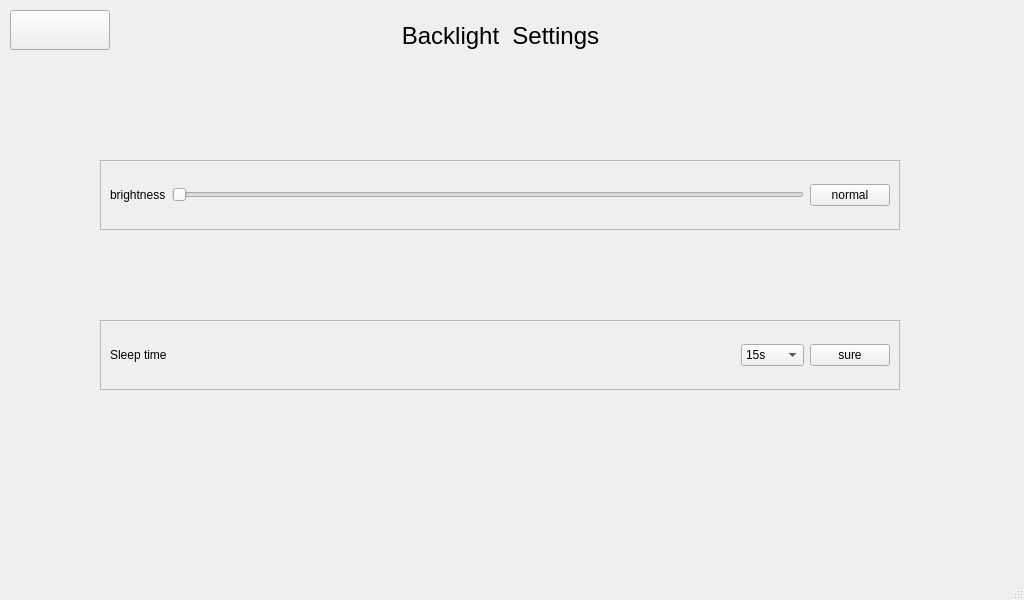
Old version of the form qt/t507/backlight.ui in the repository jizizihe/baijie_demo.
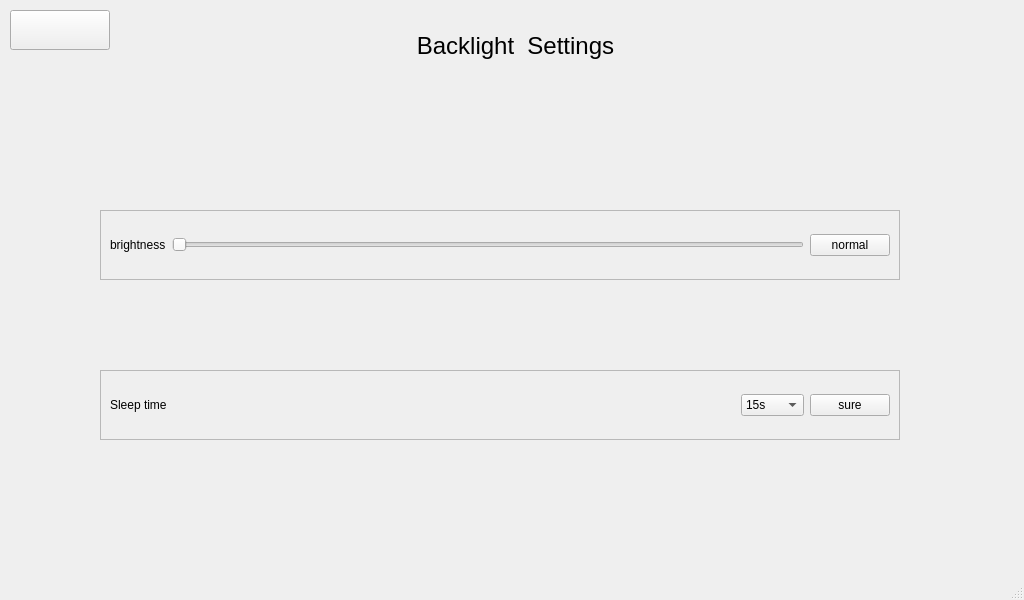
New version of the form. Icons and pictures are not drawn.

```diff
--- a/qt/t507/backlight.ui
+++ b/qt/t507/backlight.ui
@@ -18,7 +18,7 @@
     <property name="geometry">
      <rect>
       <x>100</x>
-      <y>320</y>
+      <y>370</y>
       <width>800</width>
       <height>70</height>
      </rect>
@@ -119,7 +119,7 @@
     <property name="geometry">
      <rect>
       <x>100</x>
-      <y>160</y>
+      <y>210</y>
       <width>800</width>
       <height>70</height>
      </rect>
@@ -164,9 +164,9 @@
    <widget class="QLabel" name="label_3">
     <property name="geometry">
      <rect>
-      <x>290</x>
-      <y>10</y>
-      <width>421</width>
+      <x>130</x>
+      <y>20</y>
+      <width>771</width>
       <height>51</height>
      </rect>
     </property>
@@ -185,8 +185,8 @@
    <widget class="QLabel" name="time">
     <property name="geometry">
      <rect>
-      <x>290</x>
-      <y>90</y>
+      <x>300</x>
+      <y>140</y>
       <width>421</width>
       <height>41</height>
      </rect>
```
